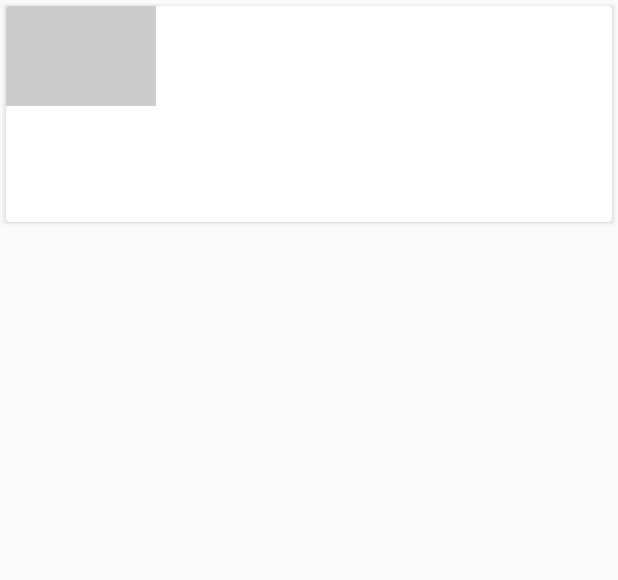
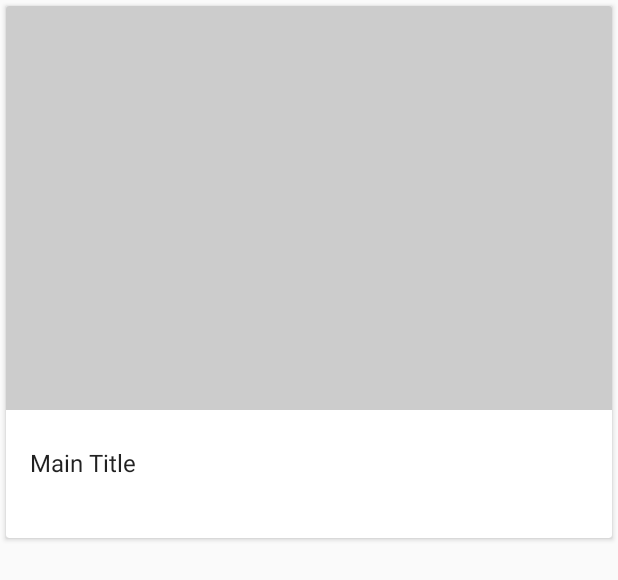
Before and after one commit to kbhuwalka/XYZReader, an Android app: the layout list_item_article.xml on its own in the app's theme, with its tools: preview values and no code run, on a phone screen of 412 x 824 dp. Shown: the top 580 px of the screen. Run offline under Robolectric (Android 15) with nearby library versions, the phone set to English and light mode, and no system bars.

Commit message:
Completed Project for Review 1

```diff
--- a/src/main/res/layout/list_item_article.xml
+++ b/src/main/res/layout/list_item_article.xml
@@ -1,5 +1,6 @@
 <android.support.v7.widget.CardView xmlns:android="http://schemas.android.com/apk/res/android"
     xmlns:app="http://schemas.android.com/apk/res-auto"
+    xmlns:tools="http://schemas.android.com/tools"
     android:layout_width="match_parent"
     android:layout_height="wrap_content"
     android:layout_marginLeft="4dp"
@@ -18,7 +19,7 @@
         <!--suppress AndroidLintContentDescription -->
         <com.example.xyzreader.ui.DynamicHeightNetworkImageView
             android:id="@+id/thumbnail"
-            android:layout_width="100dp"
+            android:layout_width="match_parent"
             android:layout_height="100dp"
             android:background="@color/photo_placeholder" />
 
@@ -28,12 +29,13 @@
             android:layout_width="match_parent"
             android:layout_height="wrap_content"
             android:paddingLeft="16dp"
-            android:paddingTop="16dp"
+            android:paddingTop="24dp"
             android:paddingRight="16dp"
             android:paddingBottom="4dp"
-            android:textColor="@color/ltgray"
             android:ellipsize="end"
-            android:maxLines="4" />
+            android:maxLines="4"
+            tools:text="Main Title"
+            android:textAppearance="@style/TextAppearance.AppCompat.Title" />
 
         <TextView
             android:id="@+id/article_subtitle"
@@ -43,10 +45,10 @@
             android:paddingLeft="16dp"
             android:paddingRight="16dp"
             android:paddingBottom="16dp"
-            android:textColor="#6000"
             android:maxLines="1"
             android:singleLine="true"
-            android:ellipsize="end" />
+            android:ellipsize="end"
+            android:textAppearance="@style/TextAppearance.AppCompat.SearchResult.Subtitle" />
     </LinearLayout>
 
 </android.support.v7.widget.CardView>
--- a/src/main/res/values/colors.xml
+++ b/src/main/res/values/colors.xml
@@ -18,7 +18,7 @@
 <resources>
     <color name="photo_placeholder">#ccc</color>
 
-    <color name="theme_primary">#04561A</color>
+    <color name="theme_primary">#04561a</color>
     <color name="theme_primary_dark">#04561A</color>
     <color name="theme_accent">#04561A</color>
     <color name="ltgray">#ffe0e0e0</color>
--- a/src/main/res/values/dimens.xml
+++ b/src/main/res/values/dimens.xml
@@ -1,6 +1,6 @@
 <resources>
     <!-- detail -->
-    <dimen name="detail_title_text_size">32sp</dimen>
+    <dimen name="detail_title_text_size">21sp</dimen>
     <dimen name="detail_body_text_size">22sp</dimen>
     <item name="detail_body_line_spacing_multiplier" format="float" type="fraction">1.25</item>
 
```
Also changed, not shown: build.gradle (+12 -10 lines), src/main/res/layout/activity_article_list.xml (+33 -24 lines), src/main/res/layout/fragment_article_detail.xml (+7 -8 lines), gradle/wrapper/gradle-wrapper.properties, 2 other files.
